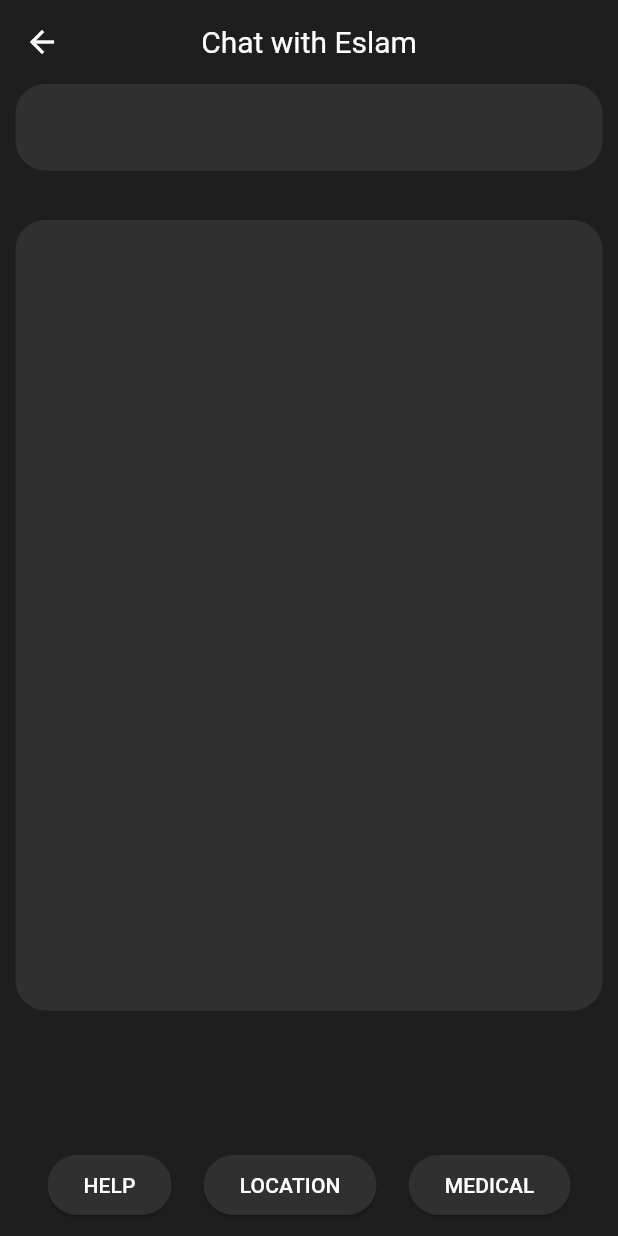
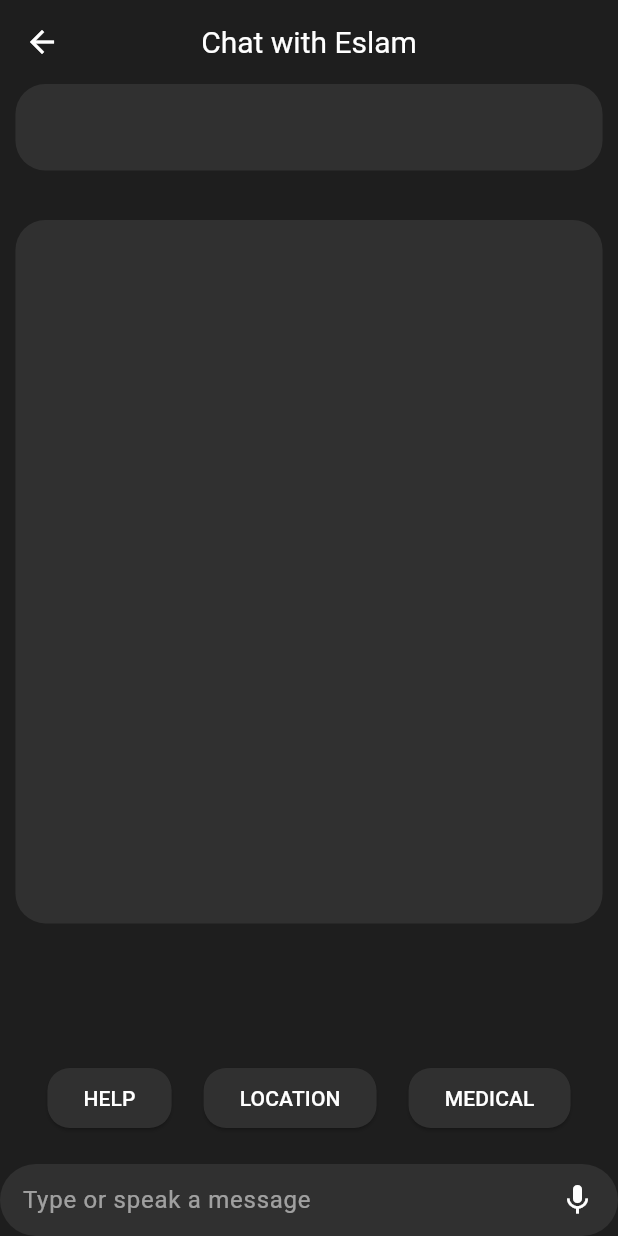
Before and after one commit to omar-sameh-mokhtar/BEACON, a Flutter app: the screen it shows after launch, on a phone screen of 412 x 824 dp. Run offline on Flutter 3.47's test engine with Material 3 defaults, Android fonts, the light colour scheme and no system bars.

Commit message:
added_chattextbox

```diff
--- a/lib/presentation/pages/chat.dart
+++ b/lib/presentation/pages/chat.dart
@@ -8,7 +8,6 @@ class ChattingPage extends StatefulWidget {
 }
 
 class ChattingPageState extends State<ChattingPage> {
-
   String selectedPerson = "Eslam";
 
   @override
@@ -42,10 +41,11 @@ class ChattingPageState extends State<ChattingPage> {
                 color: Color.fromARGB(255, 48, 48, 48),
                 borderRadius: BorderRadius.all(Radius.circular(20.0)),
               ),
-                )),
-                SizedBox(height: height_ * 0.04 ),
-                Expanded(child:
-                Padding(
+            ),
+          ),
+          SizedBox(height: height_ * 0.04),
+          Expanded(
+            child: Padding(
               padding: EdgeInsets.only(bottom: height_ * 0.1),
               child: Container(
                 width: width_ * 0.95,
@@ -53,44 +53,67 @@ class ChattingPageState extends State<ChattingPage> {
                   color: Color.fromARGB(255, 48, 48, 48),
                   borderRadius: BorderRadius.all(Radius.circular(20.0)),
                 ),
-                )),
+              ),
+            ),
           ),
           Padding(
-                padding:
-                  EdgeInsets.symmetric(horizontal: width_ * 0.025, vertical: 10),
+            padding: EdgeInsets.symmetric(
+              horizontal: width_ * 0.025,
+              vertical: 10,
+            ),
             child: Column(
               children: [
                 Row(
                   mainAxisAlignment: MainAxisAlignment.spaceEvenly,
                   children: [
-                            MessageButton('HELP',width_,height_),
-                            MessageButton('LOCATION',width_,height_),
-                            MessageButton('MEDICAL',width_,height_),
+                    MessageButton('HELP'),
+                    MessageButton('LOCATION'),
+                    MessageButton('MEDICAL'),
                   ],
-                      )]))
-
-
-            ]
+                ),
+              ],
+            ),
+          ),
+          const SizedBox(height: 10),
+          Container(
+            padding: const EdgeInsets.symmetric(horizontal: 15),
+            decoration: BoxDecoration(
+              color: const Color.fromARGB(255, 48, 48, 48),
+              borderRadius: BorderRadius.circular(30),
+            ),
+            child: const Row(
+              children: [
+                Expanded(
+                  child: TextField(
+                    style: TextStyle(color: Colors.white),
+                    decoration: InputDecoration(
+                      hintText: 'Type or speak a message ',
+                      hintStyle: TextStyle(color: Colors.white54),
+                      border: InputBorder.none,
+                    ),
+                  ),
+                ),
+                Icon(Icons.mic, color: Colors.white),
+              ],
+            ),
+          ),
+        ],
       ),
     ));
   }
 
 
-  Widget MessageButton(String text, double width_, double height_) {
+
+
+  Widget MessageButton(String text) {
     return ElevatedButton(
-      onPressed: () {
-
-      },
+      onPressed: () {},
       style: ElevatedButton.styleFrom(
         backgroundColor: const Color.fromARGB(255, 48, 48, 48),
         foregroundColor: Colors.white,
-        shape: RoundedRectangleBorder(
-          borderRadius: BorderRadius.circular(width_*height_*0.01),
-        ),
+        shape: RoundedRectangleBorder(borderRadius: BorderRadius.circular(15)),
       ),
       child: Text(text),
     );
   }
-
-
 }
```
Lines whose indentation alone changed are shown as unchanged.
